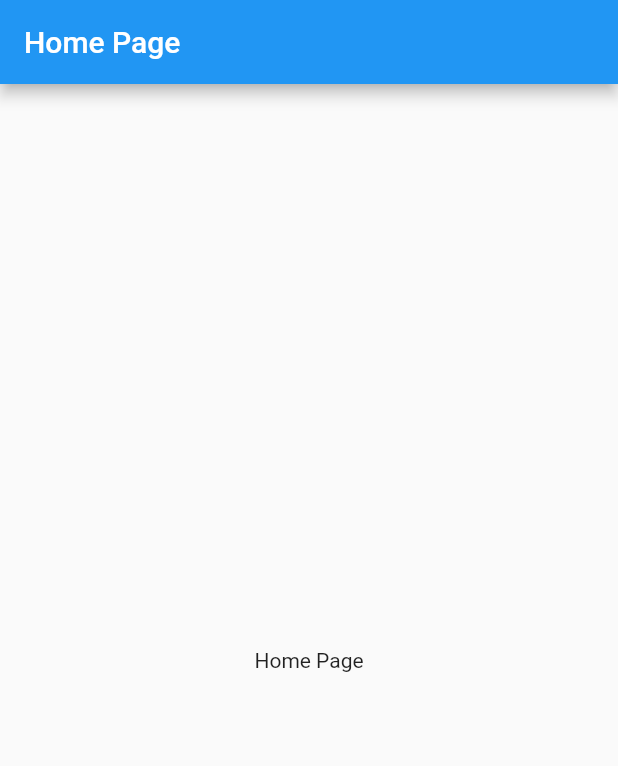
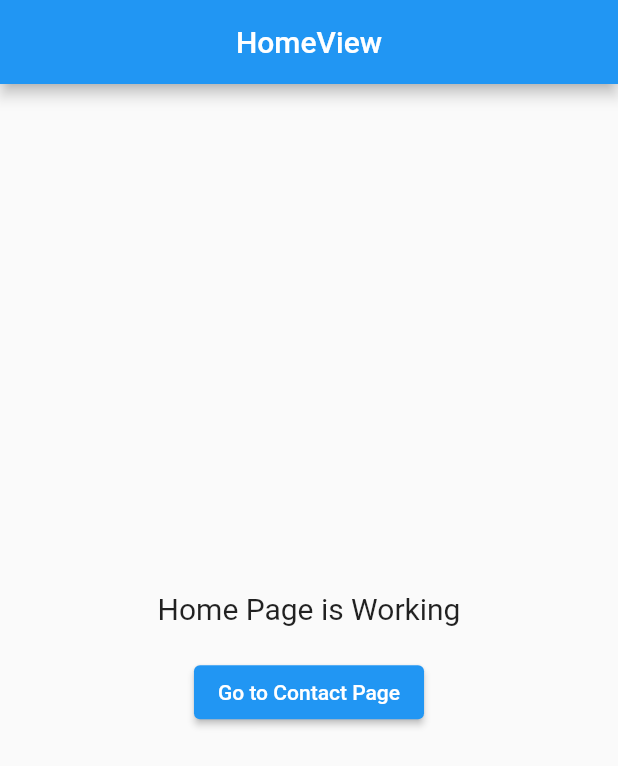
Before and after one commit to masudKhanGit/get_package_project, a Flutter app: the screen it shows after launch, on a phone screen of 412 x 824 dp. Shown: the top 766 px of the screen. Run offline on Flutter 3.47's test engine with Material 2 defaults, Android fonts, the phone set to English and light mode, and no system bars; our stand-ins replace get.

Commit message:
Simple flutter get package

```diff
--- /dev/null
+++ b/lib/app/modules/home/views/home_view.dart
@@ -0,0 +1,39 @@
+import 'package:first_app/app/routes/app_pages.dart';
+import 'package:flutter/material.dart';
+
+import 'package:get/get.dart';
+
+import '../controllers/home_controller.dart';
+
+class HomeView extends GetView<HomeController> {
+  @override
+  Widget build(BuildContext context) {
+    return Scaffold(
+      appBar: AppBar(
+        title: Text('HomeView'),
+        centerTitle: true,
+      ),
+      body: Column(
+        mainAxisAlignment: MainAxisAlignment.center,
+        crossAxisAlignment: CrossAxisAlignment.center,
+        children: [
+          Center(
+            child: Text(
+              'Home Page is Working',
+              style: TextStyle(fontSize: 20),
+            ),
+          ),
+          SizedBox(
+            height: 20,
+          ),
+          ElevatedButton(
+            onPressed: () {
+              Get.toNamed(Routes.CONTACT);
+            },
+            child: Text('Go to Contact Page'),
+          ),
+        ],
+      ),
+    );
+  }
+}
--- /dev/null
+++ b/lib/app/routes/app_routes.dart
@@ -0,0 +1,14 @@
+part of 'app_pages.dart';
+// DO NOT EDIT. This is code generated via package:get_cli/get_cli.dart
+
+abstract class Routes {
+  Routes._();
+  static const HOME = _Paths.HOME;
+  static const CONTACT = _Paths.CONTACT;
+}
+
+abstract class _Paths {
+  _Paths._();
+  static const HOME = '/home';
+  static const CONTACT = '/contact';
+}
--- a/lib/home_page.dart
+++ /dev/null
@@ -1,17 +0,0 @@
-import 'package:flutter/material.dart';
-
-class HomePage extends StatelessWidget {
-  const HomePage({Key? key}) : super(key: key);
-
-  @override
-  Widget build(BuildContext context) {
-    return Scaffold(
-      body: Center(
-        child: Text('Home Page'),
-      ),
-      appBar: AppBar(
-        title: Text('Home Page'),
-      ),
-    );
-  }
-}
--- a/lib/main.dart
+++ b/lib/main.dart
@@ -1,19 +1,16 @@
 import 'package:flutter/material.dart';
 
-import 'home_page.dart';
+import 'package:get/get.dart';
+
+import 'app/routes/app_pages.dart';
 
 void main() {
-  runApp(MyApp());
+  runApp(
+    GetMaterialApp(
+      debugShowCheckedModeBanner: false,
+      title: "Application",
+      initialRoute: AppPages.INITIAL,
+      getPages: AppPages.routes,
+    ),
+  );
 }
-
-class MyApp extends StatelessWidget {
-  const MyApp({Key? key}) : super(key: key);
-
-  @override
-  Widget build(BuildContext context) {
-    return MaterialApp(
-      debugShowCheckedModeBanner: false,
-      home: const HomePage(),
-    );
-  }
-}
```
Also changed, not shown: lib/app/modules/contact/bindings/contact_binding.dart (added, +12 -0 lines), lib/app/modules/contact/controllers/contact_controller.dart (added, +20 -0 lines), lib/app/modules/contact/views/contact_view.dart (added, +38 -0 lines), lib/app/modules/home/bindings/home_binding.dart (added, +12 -0 lines), lib/app/modules/home/controllers/home_controller.dart (added, +20 -0 lines), lib/app/routes/app_pages.dart (added, +27 -0 lines), pubspec.yaml (+7 -76 lines), pubspec.lock.
